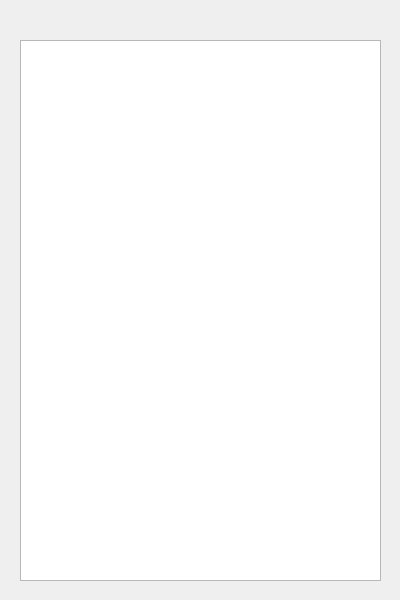
Qt form historico.ui (Buloque/To-Do) before a commit.
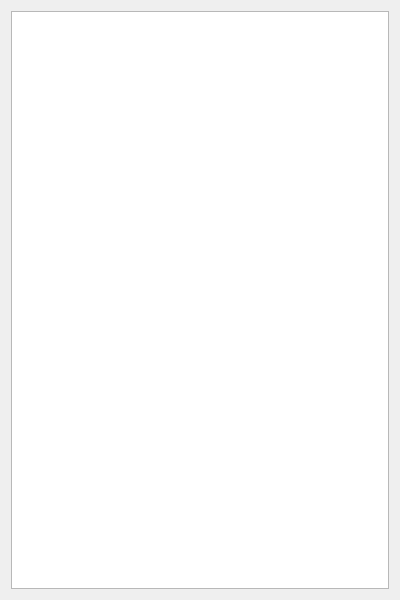
The same form after that commit. Icons and pictures are not drawn.

What changed in the file:
```diff
--- a/historico.ui
+++ b/historico.ui
@@ -25,16 +25,18 @@
   <property name="windowTitle">
    <string>Dialog</string>
   </property>
-  <widget class="QListWidget" name="lwHistorico">
-   <property name="geometry">
-    <rect>
-     <x>20</x>
-     <y>40</y>
-     <width>361</width>
-     <height>541</height>
-    </rect>
-   </property>
-  </widget>
+  <property name="windowIcon">
+   <iconset resource="Imagens.qrc">
+    <normaloff>:/new/IMG/Imagens/Icone Sem Fundopng.png</normaloff>:/new/IMG/Imagens/Icone Sem Fundopng.png</iconset>
+  </property>
+  <layout class="QGridLayout" name="gridLayout">
+   <item row="0" column="0">
+    <layout class="QHBoxLayout" name="horizontalLayout"/>
+   </item>
+   <item row="1" column="0">
+    <widget class="QListWidget" name="lwHistorico"/>
+   </item>
+  </layout>
  </widget>
  <resources/>
  <connections/>
```
Left out of the diff: 6 changed lines with no effect on the pictures.
